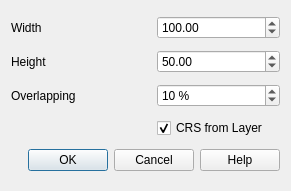
mach0/polystrip, file poly_strip_dialog_base.ui: the form before one commit.
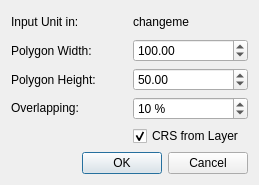
The form after the commit.

Commit message: add checks and extend overlapping

Patch:
```diff
--- a/poly_strip_dialog_base.ui
+++ b/poly_strip_dialog_base.ui
@@ -6,15 +6,15 @@
    <rect>
     <x>0</x>
     <y>0</y>
-    <width>291</width>
-    <height>191</height>
+    <width>259</width>
+    <height>185</height>
    </rect>
   </property>
   <property name="windowTitle">
    <string>polystrip</string>
   </property>
   <layout class="QGridLayout" name="gridLayout">
-   <item row="0" column="2">
+   <item row="1" column="1">
     <widget class="QDoubleSpinBox" name="widthSpinBox">
      <property name="maximum">
       <double>999999999.000000000000000</double>
@@ -24,7 +24,24 @@
      </property>
     </widget>
    </item>
-   <item row="1" column="2">
+   <item row="6" column="0" colspan="2">
+    <widget class="QDialogButtonBox" name="button_box">
+     <property name="orientation">
+      <enum>Qt::Horizontal</enum>
+     </property>
+     <property name="standardButtons">
+      <set>QDialogButtonBox::Cancel|QDialogButtonBox::Ok</set>
+     </property>
+    </widget>
+   </item>
+   <item row="1" column="0">
+    <widget class="QLabel" name="label_3">
+     <property name="text">
+      <string>Polygon Width:</string>
+     </property>
+    </widget>
+   </item>
+   <item row="2" column="1">
     <widget class="QDoubleSpinBox" name="heightSpinBox">
      <property name="maximum">
       <double>999999999.000000000000000</double>
@@ -34,7 +51,21 @@
      </property>
     </widget>
    </item>
-   <item row="2" column="2">
+   <item row="3" column="0">
+    <widget class="QLabel" name="label_2">
+     <property name="text">
+      <string>&lt;html&gt;&lt;head/&gt;&lt;body&gt;&lt;p&gt;Overlapping:&lt;/p&gt;&lt;/body&gt;&lt;/html&gt;</string>
+     </property>
+    </widget>
+   </item>
+   <item row="2" column="0">
+    <widget class="QLabel" name="label">
+     <property name="text">
+      <string>Polygon Height:</string>
+     </property>
+    </widget>
+   </item>
+   <item row="3" column="1">
     <widget class="QSpinBox" name="coverSpinBox">
      <property name="suffix">
       <string notr="true"> %</string>
@@ -47,7 +78,14 @@
      </property>
     </widget>
    </item>
-   <item row="3" column="2">
+   <item row="0" column="0">
+    <widget class="QLabel" name="label_units">
+     <property name="text">
+      <string>Input Unit in:</string>
+     </property>
+    </widget>
+   </item>
+   <item row="4" column="1">
     <widget class="QCheckBox" name="crsBoxSelect">
      <property name="text">
       <string>CRS from Layer</string>
@@ -57,34 +95,10 @@
      </property>
     </widget>
    </item>
-   <item row="4" column="1" colspan="2">
-    <widget class="QDialogButtonBox" name="button_box">
-     <property name="orientation">
-      <enum>Qt::Horizontal</enum>
-     </property>
-     <property name="standardButtons">
-      <set>QDialogButtonBox::Cancel|QDialogButtonBox::Help|QDialogButtonBox::Ok</set>
-     </property>
-    </widget>
-   </item>
-   <item row="2" column="0" colspan="2">
-    <widget class="QLabel" name="label_2">
+   <item row="0" column="1">
+    <widget class="QLabel" name="label_unit">
      <property name="text">
-      <string>Overlapping</string>
-     </property>
-    </widget>
-   </item>
-   <item row="1" column="0" colspan="2">
-    <widget class="QLabel" name="label">
-     <property name="text">
-      <string>Height</string>
-     </property>
-    </widget>
-   </item>
-   <item row="0" column="0" colspan="2">
-    <widget class="QLabel" name="label_3">
-     <property name="text">
-      <string>Width</string>
+      <string>changeme</string>
      </property>
     </widget>
    </item>
```
Left out of the diff: 2 changed lines with no effect on the pictures. The commit also changes 8 other files.
